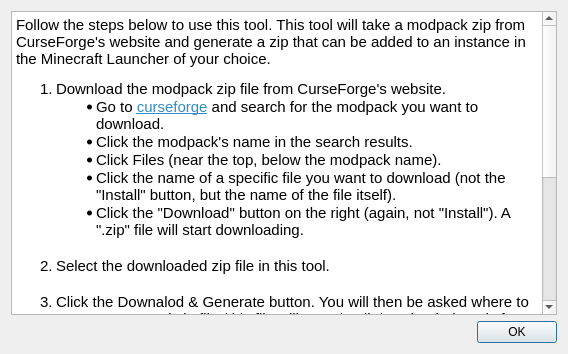
First picture: the form in ui/instructions.ui, repository MB3hel/CFModpackImporter, before the edit.
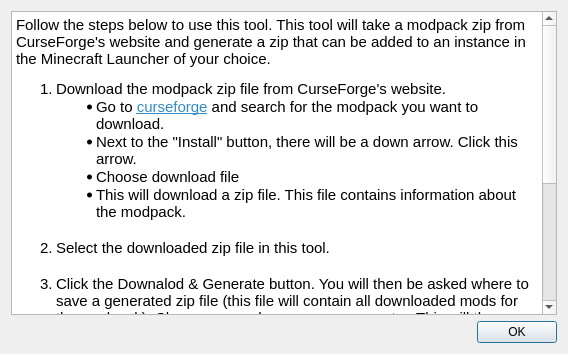
Second picture: the form after the edit. Icons and pictures are not drawn.

Commit message: Update UI instructions dialog

Patch:
```diff
--- a/ui/instructions.ui
+++ b/ui/instructions.ui
@@ -28,18 +28,13 @@
 &lt;html&gt;&lt;head&gt;&lt;meta name=&quot;qrichtext&quot; content=&quot;1&quot; /&gt;&lt;meta charset=&quot;utf-8&quot; /&gt;&lt;style type=&quot;text/css&quot;&gt;
 p, li { white-space: pre-wrap; }
 hr { height: 1px; border-width: 0; }
-li.unchecked::marker { content: &quot;\2610&quot;; }
-li.checked::marker { content: &quot;\2612&quot;; }
 &lt;/style&gt;&lt;/head&gt;&lt;body style=&quot; font-family:'Ubuntu'; font-size:11pt; font-weight:400; font-style:normal;&quot;&gt;
 &lt;p style=&quot; margin-top:12px; margin-bottom:12px; margin-left:0px; margin-right:0px; -qt-block-indent:0; text-indent:0px;&quot;&gt;Follow the steps below to use this tool. This tool will take a modpack zip from CurseForge's website and generate a zip that can be added to an instance in the Minecraft Launcher of your choice.&lt;/p&gt;
-&lt;ol style=&quot;margin-top: 0px; margin-bottom: 0px; margin-left: 0px; margin-right: 0px; -qt-list-indent: 1;&quot;&gt;
-&lt;li style=&quot; margin-top:12px; margin-bottom:0px; margin-left:0px; margin-right:0px; -qt-block-indent:0; text-indent:0px;&quot;&gt;Download the modpack zip file from CurseForge's website.    
-&lt;ul style=&quot;margin-top: 0px; margin-bottom: 0px; margin-left: 0px; margin-right: 0px; -qt-list-indent: 2;&quot;&gt;
-&lt;li style=&quot; margin-top:0px; margin-bottom:0px; margin-left:0px; margin-right:0px; -qt-block-indent:0; text-indent:0px;&quot;&gt;Go to &lt;a href=&quot;https://www.curseforge.com/minecraft/modpacks&quot;&gt;&lt;span style=&quot; text-decoration: underline; color:#308cc6;&quot;&gt;curseforge&lt;/span&gt;&lt;/a&gt; and search for the modpack you want to download.        &lt;/li&gt;
-&lt;li style=&quot; margin-top:0px; margin-bottom:0px; margin-left:0px; margin-right:0px; -qt-block-indent:0; text-indent:0px;&quot;&gt;Click the modpack's name in the search results.        &lt;/li&gt;
-&lt;li style=&quot; margin-top:0px; margin-bottom:0px; margin-left:0px; margin-right:0px; -qt-block-indent:0; text-indent:0px;&quot;&gt;Click Files (near the top, below the modpack name).        &lt;/li&gt;
-&lt;li style=&quot; margin-top:0px; margin-bottom:0px; margin-left:0px; margin-right:0px; -qt-block-indent:0; text-indent:0px;&quot;&gt;Click the name of a specific file you want to download (not the &amp;quot;Install&amp;quot; button, but the name of the file itself).        &lt;/li&gt;
-&lt;li style=&quot; margin-top:0px; margin-bottom:0px; margin-left:0px; margin-right:0px; -qt-block-indent:0; text-indent:0px;&quot;&gt;Click the &amp;quot;Download&amp;quot; button on the right (again, not &amp;quot;Install&amp;quot;). A &amp;quot;.zip&amp;quot; file will start downloading.&lt;/li&gt;&lt;/ul&gt;&lt;/li&gt;
+&lt;ol style=&quot;margin-top: 0px; margin-bottom: 0px; margin-left: 0px; margin-right: 0px; -qt-list-indent: 1;&quot;&gt;&lt;li style=&quot; margin-top:12px; margin-bottom:0px; margin-left:0px; margin-right:0px; -qt-block-indent:0; text-indent:0px;&quot;&gt;Download the modpack zip file from CurseForge's website.    
+&lt;ul style=&quot;margin-top: 0px; margin-bottom: 0px; margin-left: 0px; margin-right: 0px; -qt-list-indent: 2;&quot;&gt;&lt;li style=&quot; margin-top:0px; margin-bottom:0px; margin-left:0px; margin-right:0px; -qt-block-indent:0; text-indent:0px;&quot;&gt;Go to &lt;a href=&quot;https://www.curseforge.com/minecraft/modpacks&quot;&gt;&lt;span style=&quot; text-decoration: underline; color:#308cc6;&quot;&gt;curseforge&lt;/span&gt;&lt;/a&gt; and search for the modpack you want to download.        &lt;/li&gt;
+&lt;li style=&quot; margin-top:0px; margin-bottom:0px; margin-left:0px; margin-right:0px; -qt-block-indent:0; text-indent:0px;&quot;&gt;Next to the &amp;quot;Install&amp;quot; button, there will be a down arrow. Click this arrow.&lt;/li&gt;
+&lt;li style=&quot; margin-top:0px; margin-bottom:0px; margin-left:0px; margin-right:0px; -qt-block-indent:0; text-indent:0px;&quot;&gt;Choose download file&lt;/li&gt;
+&lt;li style=&quot; margin-top:0px; margin-bottom:0px; margin-left:0px; margin-right:0px; -qt-block-indent:0; text-indent:0px;&quot;&gt;This will download a zip file. This file contains information about the modpack.&lt;/li&gt;&lt;/ul&gt;&lt;/li&gt;
 &lt;p style=&quot;-qt-paragraph-type:empty; margin-top:0px; margin-bottom:0px; margin-left:0px; margin-right:0px; -qt-block-indent:2; text-indent:0px;&quot;&gt;&lt;br /&gt;&lt;/p&gt;
 &lt;li style=&quot; margin-top:0px; margin-bottom:0px; margin-left:0px; margin-right:0px; -qt-block-indent:0; text-indent:0px;&quot;&gt;Select the downloaded zip file in this tool.    &lt;/li&gt;
 &lt;p style=&quot;-qt-paragraph-type:empty; margin-top:0px; margin-bottom:0px; margin-left:0px; margin-right:0px; -qt-block-indent:1; text-indent:0px;&quot;&gt;&lt;br /&gt;&lt;/p&gt;
```
